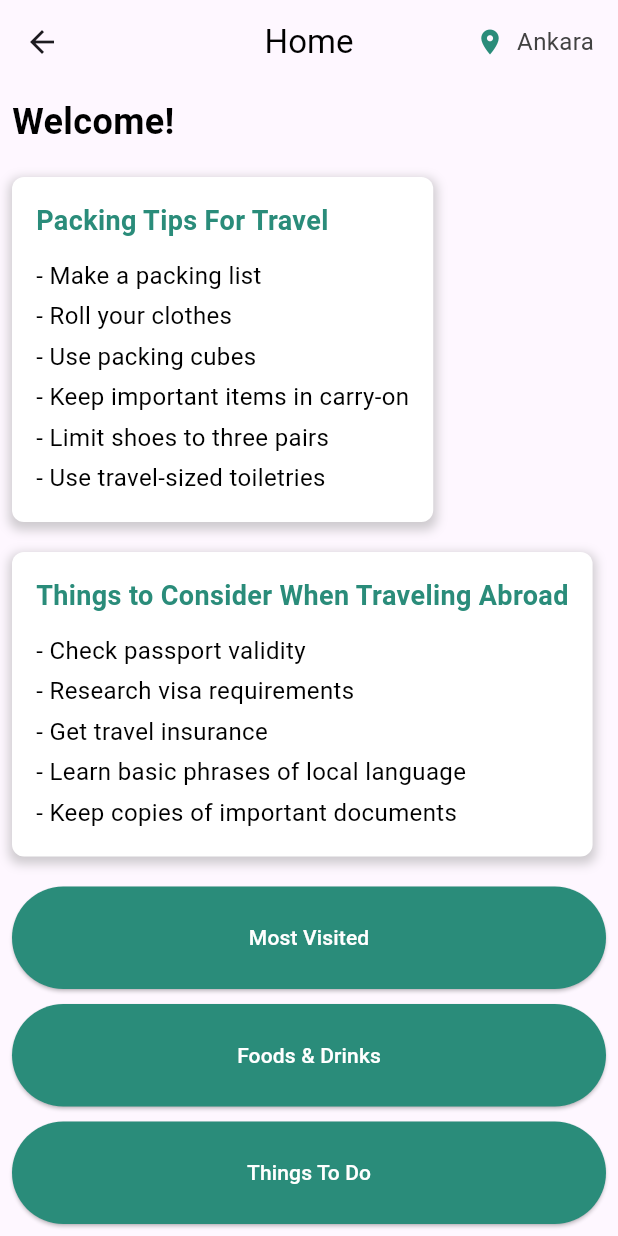
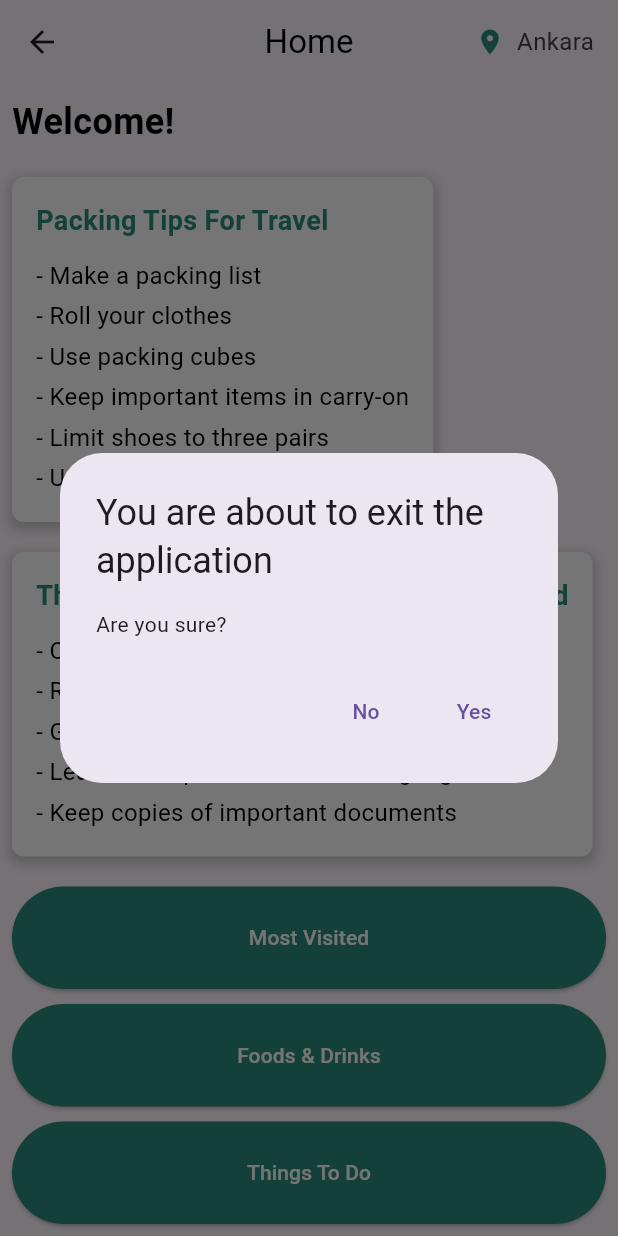
Before and after one commit to dmbatmazz/DiscoverEase, a Flutter app: the HomeScreen screen opened directly, after a tap on "Most Visited", on a phone screen of 412 x 824 dp. Run offline on Flutter 3.47's test engine with Material 3 defaults, Android fonts, the phone set to English and light mode, and no system bars; our stand-ins replace chat_bubbles, firebase_auth, firebase_core, flip_card, flutter_rating_stars, flutter_riverpod and 3 more; missing offline and left inert: fab_circular_menu, flutter_polyline_points; accounts and stored records are empty.

Commit message:
home page internet yönlendirme tamam, design kaldı

```diff
--- a/discover_ease/lib/screens/home_screen.dart
+++ b/discover_ease/lib/screens/home_screen.dart
@@ -1,4 +1,5 @@
 import 'package:flutter/material.dart';
+import 'package:url_launcher/url_launcher.dart';
 import 'package:discover_ease/widgets/bottom_navbar.dart';
 import 'package:discover_ease/screens/home_screen.dart';
 import 'package:discover_ease/screens/profile_screen.dart';
@@ -123,7 +124,7 @@ class HomeScreen extends StatelessWidget {
                     child: SizedBox(
                       width: double.infinity,
                       child: ElevatedButton(
-                        onPressed: () {},
+                        onPressed: () => _showConfirmationDialog(context, 'https://www.enuygun.com/bilgi/ankara-da-gezilecek-yerler-mutlaka-gorulmesi-gereken-80-yer/'),
                         style: ElevatedButton.styleFrom(
                           backgroundColor: Color.fromARGB(255, 42, 140, 122),
                         ),
@@ -139,7 +140,7 @@ class HomeScreen extends StatelessWidget {
                     child: SizedBox(
                       width: double.infinity,
                       child: ElevatedButton(
-                        onPressed: () {},
+                        onPressed: () => _showConfirmationDialog(context, 'https://www.tripadvisor.com.tr/Restaurants-g298656-Ankara.html'),
                         style: ElevatedButton.styleFrom(
                           backgroundColor: Color.fromARGB(255, 42, 140, 122),
                         ),
@@ -155,7 +156,7 @@ class HomeScreen extends StatelessWidget {
                     child: SizedBox(
                       width: double.infinity,
                       child: ElevatedButton(
-                        onPressed: () {},
+                        onPressed: () => _showConfirmationDialog(context, 'https://www.biletix.com/search/TURKIYE/tr?category_sb=-1&date_sb=-1&city_sb=Ankara#!city_sb:Ankara'),
                         style: ElevatedButton.styleFrom(
                           backgroundColor: Color.fromARGB(255, 42, 140, 122),
                         ),
@@ -217,4 +218,39 @@ class HomeScreen extends StatelessWidget {
       ),
     );
   }
+
+  void _showConfirmationDialog(BuildContext context, String url) {
+    showDialog(
+      context: context,
+      builder: (BuildContext context) {
+        return AlertDialog(
+          title: Text('You are about to exit the application'),
+          content: Text('Are you sure?'),
+          actions: <Widget>[
+            TextButton(
+              child: Text('No'),
+              onPressed: () {
+                Navigator.of(context).pop();
+              },
+            ),
+            TextButton(
+              child: Text('Yes'),
+              onPressed: () {
+                Navigator.of(context).pop();
+                _launchURL(url);
+              },
+            ),
+          ],
+        );
+      },
+    );
+  }
+
+  void _launchURL(String url) async {
+    if (await canLaunch(url)) {
+      await launch(url);
+    } else {
+      throw 'Could not launch $url';
+    }
+  }
 }
--- a/discover_ease/pubspec.yaml
+++ b/discover_ease/pubspec.yaml
@@ -38,7 +38,7 @@ dependencies:
   flip_card: ^0.6.0
   flutter_rating_stars: ^1.1.0
   flutter_riverpod: ^2.3.4
-  url_launcher: ^6.0.20
+  url_launcher: ^6.0.9
 
 dev_dependencies:
   flutter_test:
```
